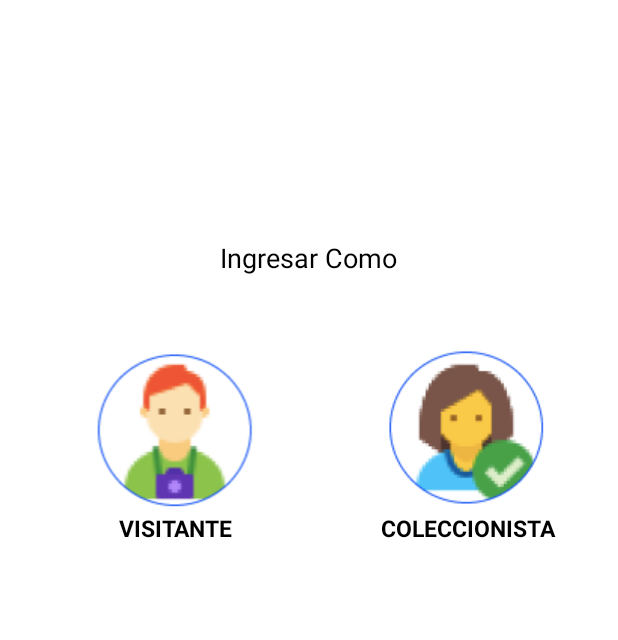
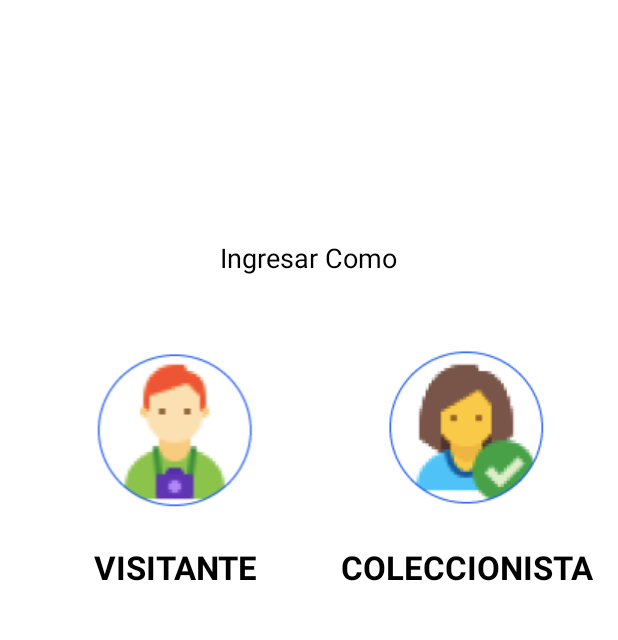
Before and after one commit to jgutierrez9891/vinilosMobile, an Android app: the screen it shows after launch (MainActivity), on a phone screen of 412 x 824 dp, the part 295-935 px from its top. Run offline under Robolectric (Android 15) with nearby library versions, the phone set to English and light mode, and no system bars.

Commit message:
Ajustes de accesibilidad sugeridos por Accesibility Scanner

```diff
--- a/app/src/main/res/layout/activity_create_album.xml
+++ b/app/src/main/res/layout/activity_create_album.xml
@@ -56,12 +56,13 @@
                             android:text="@string/album_lbl_coverURL"
                             android:textColor="@android:color/black"
                             android:textSize="15sp"
-                            android:textStyle="bold" />
+                            android:textStyle="bold"
+                            android:labelFor="@id/editTextCoverURL"/>
 
                         <EditText
                             android:id="@+id/editTextCoverURL"
                             android:layout_width="300sp"
-                            android:layout_height="40sp"
+                            android:layout_height="48sp"
                             android:layout_gravity="center_horizontal"
                             android:layout_weight="1"
                             android:background="#EDEDED"
--- a/app/src/main/res/layout/activity_main.xml
+++ b/app/src/main/res/layout/activity_main.xml
@@ -84,16 +84,19 @@
                         android:contentDescription="@string/contDesc_collectorButton"/>
                 </TableRow>
 
-                <TableRow android:gravity="center">
+                <TableRow
+                    android:layout_height="47dp"
+                    android:gravity="center">
 
                     <TextView
                         android:id="@+id/visitor2"
                         android:layout_width="170dp"
-                        android:layout_height="match_parent"
+                        android:layout_height="73dp"
                         android:gravity="center"
+                        android:maxHeight="48dp"
                         android:text="@string/visitor"
                         android:textColor="#000000"
-                        android:textSize="15sp" />
+                        android:textSize="22sp" />
 
                     <TextView
                         android:id="@+id/collector2"
@@ -102,7 +105,8 @@
                         android:gravity="center"
                         android:text="@string/collector"
                         android:textColor="#000000"
-                        android:textSize="15sp" />
+                        android:textSize="22sp"
+                        android:maxHeight="48dp"/>
                 </TableRow>
 
             </TableLayout>
--- a/app/src/main/res/layout/collector_item.xml
+++ b/app/src/main/res/layout/collector_item.xml
@@ -16,12 +16,16 @@
             android:layout_width="match_parent"
             android:layout_height="wrap_content"
             android:textAlignment="center"
+            android:textSize="20dp"
+            android:maxHeight="54dp"
             android:text="@{collector.name}" />
         <TextView
             android:id="@+id/emailView6"
             android:layout_width="match_parent"
             android:layout_height="wrap_content"
             android:textAlignment="center"
+            android:textSize="16dp"
+            android:maxHeight="54dp"
             android:text="@{collector.email}" />
     </LinearLayout>
 </layout>
--- a/app/src/main/res/layout/fragment_artists.xml
+++ b/app/src/main/res/layout/fragment_artists.xml
@@ -70,6 +70,7 @@
                 android:ems="10"
                 android:inputType="text"
                 android:hint="@string/buscarString"
+                android:textColorHint="#5B5C58"
                 android:importantForAutofill="no" />
         </LinearLayout>
 
--- a/app/src/main/res/layout/fragment_collectors.xml
+++ b/app/src/main/res/layout/fragment_collectors.xml
@@ -54,6 +54,7 @@
                     android:ems="10"
                     android:hint="Buscar"
                     android:inputType="text"
+                    android:textColorHint="#5B5C58"
                     android:importantForAutofill="no" />
             </TableRow>
         </TableLayout>
```
